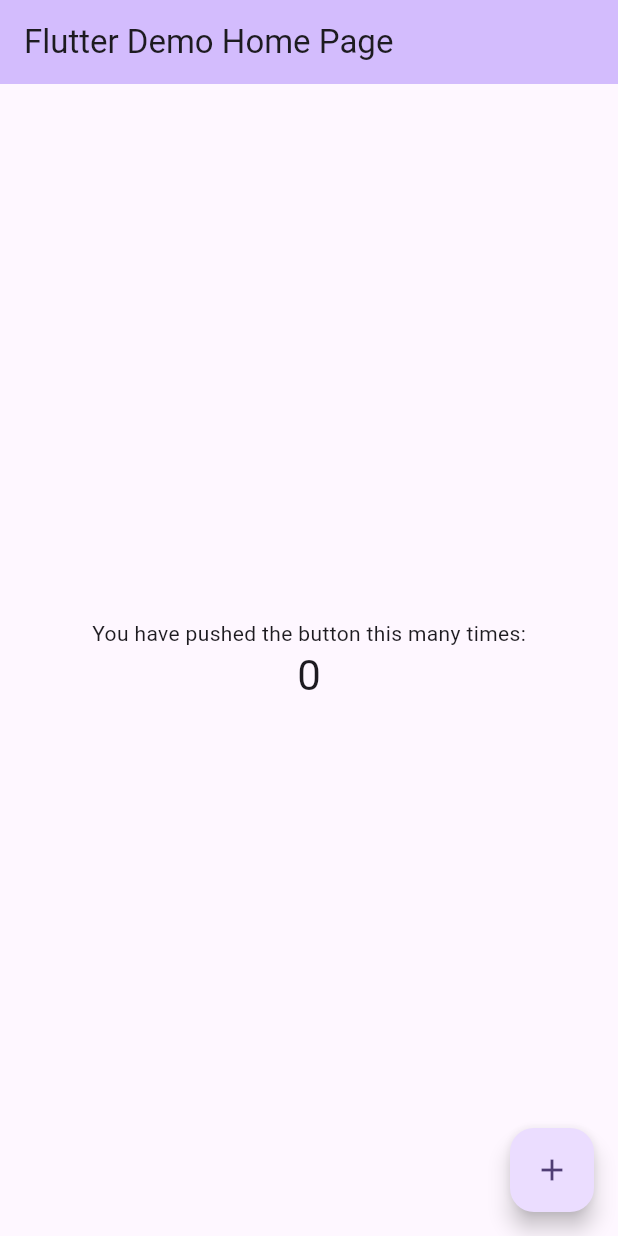
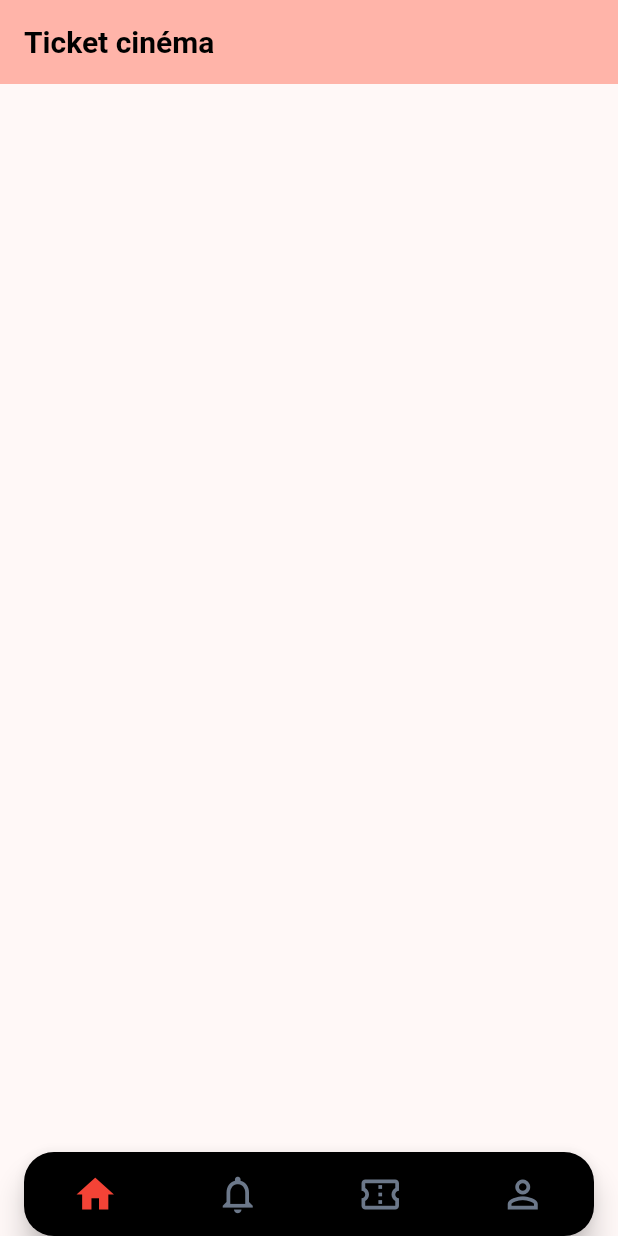
Before and after one commit to opamao/cinemabillet, a Flutter app: the screen it shows after launch, on a phone screen of 412 x 824 dp. Run offline on Flutter 3.47's test engine with Material 2 defaults, Android fonts, the phone set to English and light mode, and no system bars; drawn by our look-alikes of custom_navigation_bar.

Commit message:
ajout navigation bar button

```diff
--- a/lib/main.dart
+++ b/lib/main.dart
@@ -1,3 +1,4 @@
+import 'package:custom_navigation_bar/custom_navigation_bar.dart';
 import 'package:flutter/material.dart';
 
 void main() {
@@ -7,119 +8,93 @@ void main() {
 class MyApp extends StatelessWidget {
   const MyApp({super.key});
 
-  // This widget is the root of your application.
   @override
   Widget build(BuildContext context) {
     return MaterialApp(
       title: 'Flutter Demo',
       theme: ThemeData(
-        // This is the theme of your application.
-        //
-        // TRY THIS: Try running your application with "flutter run". You'll see
-        // the application has a blue toolbar. Then, without quitting the app,
-        // try changing the seedColor in the colorScheme below to Colors.green
-        // and then invoke "hot reload" (save your changes or press the "hot
-        // reload" button in a Flutter-supported IDE, or press "r" if you used
-        // the command line to start the app).
-        //
-        // Notice that the counter didn't reset back to zero; the application
-        // state is not lost during the reload. To reset the state, use hot
-        // restart instead.
-        //
-        // This works for code too, not just values: Most code changes can be
-        // tested with just a hot reload.
-        colorScheme: ColorScheme.fromSeed(seedColor: Colors.deepPurple),
+        colorScheme: ColorScheme.fromSeed(seedColor: Colors.red),
         useMaterial3: true,
       ),
-      home: const MyHomePage(title: 'Flutter Demo Home Page'),
+      home: const MyHomePage(),
     );
   }
 }
 
+enum ThemeStyle {
+  BlurEffect
+}
+
 class MyHomePage extends StatefulWidget {
-  const MyHomePage({super.key, required this.title});
-
-  // This widget is the home page of your application. It is stateful, meaning
-  // that it has a State object (defined below) that contains fields that affect
-  // how it looks.
-
-  // This class is the configuration for the state. It holds the values (in this
-  // case the title) provided by the parent (in this case the App widget) and
-  // used by the build method of the State. Fields in a Widget subclass are
-  // always marked "final".
-
-  final String title;
+  const MyHomePage({super.key});
 
   @override
   State<MyHomePage> createState() => _MyHomePageState();
 }
 
 class _MyHomePageState extends State<MyHomePage> {
-  int _counter = 0;
-
-  void _incrementCounter() {
-    setState(() {
-      // This call to setState tells the Flutter framework that something has
-      // changed in this State, which causes it to rerun the build method below
-      // so that the display can reflect the updated values. If we changed
-      // _counter without calling setState(), then the build method would not be
-      // called again, and so nothing would appear to happen.
-      _counter++;
-    });
-  }
+  int _currentIndex = 0;
+  ThemeStyle _currentStyle = ThemeStyle.BlurEffect;
 
   @override
   Widget build(BuildContext context) {
-    // This method is rerun every time setState is called, for instance as done
-    // by the _incrementCounter method above.
-    //
-    // The Flutter framework has been optimized to make rerunning build methods
-    // fast, so that you can just rebuild anything that needs updating rather
-    // than having to individually change instances of widgets.
     return Scaffold(
+      extendBody: true,
       appBar: AppBar(
-        // TRY THIS: Try changing the color here to a specific color (to
-        // Colors.amber, perhaps?) and trigger a hot reload to see the AppBar
-        // change color while the other colors stay the same.
         backgroundColor: Theme.of(context).colorScheme.inversePrimary,
-        // Here we take the value from the MyHomePage object that was created by
-        // the App.build method, and use it to set our appbar title.
-        title: Text(widget.title),
-      ),
-      body: Center(
-        // Center is a layout widget. It takes a single child and positions it
-        // in the middle of the parent.
-        child: Column(
-          // Column is also a layout widget. It takes a list of children and
-          // arranges them vertically. By default, it sizes itself to fit its
-          // children horizontally, and tries to be as tall as its parent.
-          //
-          // Column has various properties to control how it sizes itself and
-          // how it positions its children. Here we use mainAxisAlignment to
-          // center the children vertically; the main axis here is the vertical
-          // axis because Columns are vertical (the cross axis would be
-          // horizontal).
-          //
-          // TRY THIS: Invoke "debug painting" (choose the "Toggle Debug Paint"
-          // action in the IDE, or press "p" in the console), to see the
-          // wireframe for each widget.
-          mainAxisAlignment: MainAxisAlignment.center,
-          children: <Widget>[
-            const Text(
-              'You have pushed the button this many times:',
-            ),
-            Text(
-              '$_counter',
-              style: Theme.of(context).textTheme.headlineMedium,
-            ),
-          ],
+        title: const Text(
+          "Ticket cinéma",
+          style: TextStyle(
+            fontSize: 20,
+            fontWeight: FontWeight.bold,
+            color: Colors.black,
+          ),
         ),
       ),
-      floatingActionButton: FloatingActionButton(
-        onPressed: _incrementCounter,
-        tooltip: 'Increment',
-        child: const Icon(Icons.add),
-      ), // This trailing comma makes auto-formatting nicer for build methods.
+      bottomNavigationBar: _buildBottomNavigationBar(),
+    );
+  }
+
+  Widget _buildBottomNavigationBar() {
+    switch (_currentStyle) {
+      case ThemeStyle.BlurEffect:
+        return _buildBlurEffect();
+      default:
+        return _buildBlurEffect();
+    }
+  }
+
+  Widget _buildBlurEffect() {
+    return CustomNavigationBar(
+      iconSize: 30.0,
+      selectedColor: Colors.red,
+      strokeColor: Colors.white,
+      unSelectedColor: const Color(0xff6c788a),
+      backgroundColor: Colors.black,
+      borderRadius: const Radius.circular(20.0),
+      blurEffect: true,
+      opacity: 1,
+      items: [
+        CustomNavigationBarItem(
+          icon: const Icon(Icons.home),
+        ),
+        CustomNavigationBarItem(
+          icon: const Icon(Icons.notifications_outlined),
+        ),
+        CustomNavigationBarItem(
+          icon: const Icon(Icons.confirmation_number_outlined),
+        ),
+        CustomNavigationBarItem(
+          icon: const Icon(Icons.perm_identity_outlined),
+        ),
+      ],
+      currentIndex: _currentIndex,
+      onTap: (index) {
+        setState(() {
+          _currentIndex = index;
+        });
+      },
+      isFloating: true,
     );
   }
 }
--- a/pubspec.yaml
+++ b/pubspec.yaml
@@ -35,6 +35,7 @@ dependencies:
   # The following adds the Cupertino Icons font to your application.
   # Use with the CupertinoIcons class for iOS style icons.
   cupertino_icons: ^1.0.2
+  custom_navigation_bar: ^0.8.2
 
 dev_dependencies:
   flutter_test:
```
Also changed, not shown: pubspec.lock.
